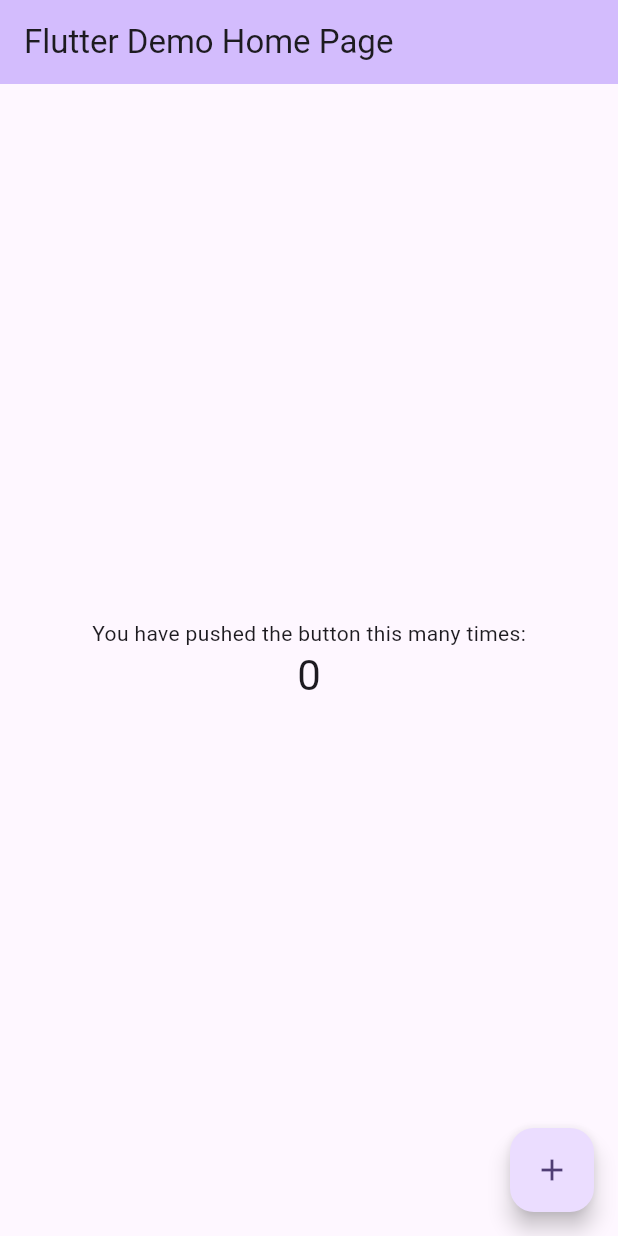
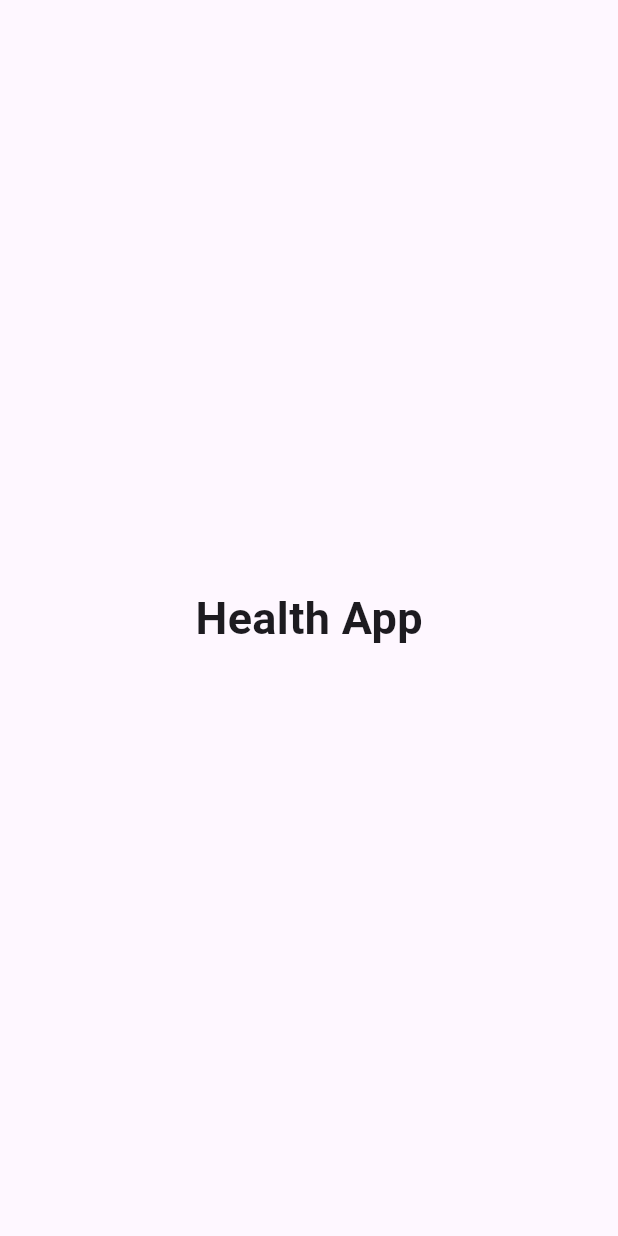
Before and after one commit to malavika2003/health_tracker, a Flutter app: the screen it shows after launch, on a phone screen of 412 x 824 dp. Run offline on Flutter 3.47's test engine with Material 3 defaults, Android fonts, the phone set to English and light mode, and no system bars.

Commit message:
added new starting page

```diff
--- a/lib/main.dart
+++ b/lib/main.dart
@@ -1,125 +1,10 @@
 import 'package:flutter/material.dart';
+import 'package:health_tracker/starting_page.dart';
 
 void main() {
-  runApp(const MyApp());
+  runApp(
+    const MaterialApp(
+      home: StartingPage(),
+    ),
+  );
 }
-
-class MyApp extends StatelessWidget {
-  const MyApp({super.key});
-
-  // This widget is the root of your application.
-  @override
-  Widget build(BuildContext context) {
-    return MaterialApp(
-      title: 'Flutter Demo',
-      theme: ThemeData(
-        // This is the theme of your application.
-        //
-        // TRY THIS: Try running your application with "flutter run". You'll see
-        // the application has a blue toolbar. Then, without quitting the app,
-        // try changing the seedColor in the colorScheme below to Colors.green
-        // and then invoke "hot reload" (save your changes or press the "hot
-        // reload" button in a Flutter-supported IDE, or press "r" if you used
-        // the command line to start the app).
-        //
-        // Notice that the counter didn't reset back to zero; the application
-        // state is not lost during the reload. To reset the state, use hot
-        // restart instead.
-        //
-        // This works for code too, not just values: Most code changes can be
-        // tested with just a hot reload.
-        colorScheme: ColorScheme.fromSeed(seedColor: Colors.deepPurple),
-        useMaterial3: true,
-      ),
-      home: const MyHomePage(title: 'Flutter Demo Home Page'),
-    );
-  }
-}
-
-class MyHomePage extends StatefulWidget {
-  const MyHomePage({super.key, required this.title});
-
-  // This widget is the home page of your application. It is stateful, meaning
-  // that it has a State object (defined below) that contains fields that affect
-  // how it looks.
-
-  // This class is the configuration for the state. It holds the values (in this
-  // case the title) provided by the parent (in this case the App widget) and
-  // used by the build method of the State. Fields in a Widget subclass are
-  // always marked "final".
-
-  final String title;
-
-  @override
-  State<MyHomePage> createState() => _MyHomePageState();
-}
-
-class _MyHomePageState extends State<MyHomePage> {
-  int _counter = 0;
-
-  void _incrementCounter() {
-    setState(() {
-      // This call to setState tells the Flutter framework that something has
-      // changed in this State, which causes it to rerun the build method below
-      // so that the display can reflect the updated values. If we changed
-      // _counter without calling setState(), then the build method would not be
-      // called again, and so nothing would appear to happen.
-      _counter++;
-    });
-  }
-
-  @override
-  Widget build(BuildContext context) {
-    // This method is rerun every time setState is called, for instance as done
-    // by the _incrementCounter method above.
-    //
-    // The Flutter framework has been optimized to make rerunning build methods
-    // fast, so that you can just rebuild anything that needs updating rather
-    // than having to individually change instances of widgets.
-    return Scaffold(
-      appBar: AppBar(
-        // TRY THIS: Try changing the color here to a specific color (to
-        // Colors.amber, perhaps?) and trigger a hot reload to see the AppBar
-        // change color while the other colors stay the same.
-        backgroundColor: Theme.of(context).colorScheme.inversePrimary,
-        // Here we take the value from the MyHomePage object that was created by
-        // the App.build method, and use it to set our appbar title.
-        title: Text(widget.title),
-      ),
-      body: Center(
-        // Center is a layout widget. It takes a single child and positions it
-        // in the middle of the parent.
-        child: Column(
-          // Column is also a layout widget. It takes a list of children and
-          // arranges them vertically. By default, it sizes itself to fit its
-          // children horizontally, and tries to be as tall as its parent.
-          //
-          // Column has various properties to control how it sizes itself and
-          // how it positions its children. Here we use mainAxisAlignment to
-          // center the children vertically; the main axis here is the vertical
-          // axis because Columns are vertical (the cross axis would be
-          // horizontal).
-          //
-          // TRY THIS: Invoke "debug painting" (choose the "Toggle Debug Paint"
-          // action in the IDE, or press "p" in the console), to see the
-          // wireframe for each widget.
-          mainAxisAlignment: MainAxisAlignment.center,
-          children: <Widget>[
-            const Text(
-              'You have pushed the button this many times:',
-            ),
-            Text(
-              '$_counter',
-              style: Theme.of(context).textTheme.headlineMedium,
-            ),
-          ],
-        ),
-      ),
-      floatingActionButton: FloatingActionButton(
-        onPressed: _incrementCounter,
-        tooltip: 'Increment',
-        child: const Icon(Icons.add),
-      ), // This trailing comma makes auto-formatting nicer for build methods.
-    );
-  }
-}
--- /dev/null
+++ b/lib/starting_page.dart
@@ -0,0 +1,17 @@
+import 'package:flutter/material.dart';
+
+class StartingPage extends StatelessWidget{
+  const StartingPage({super.key});
+  @override
+  Widget build(BuildContext context) {
+    return const Scaffold(
+      body: Center(
+        child: Text('Health App',
+        style: TextStyle(
+          fontSize: 30,
+            fontWeight: FontWeight.bold),
+        ),
+      ),
+    );
+  }
+}
```
Also changed, not shown: pubspec.lock.
